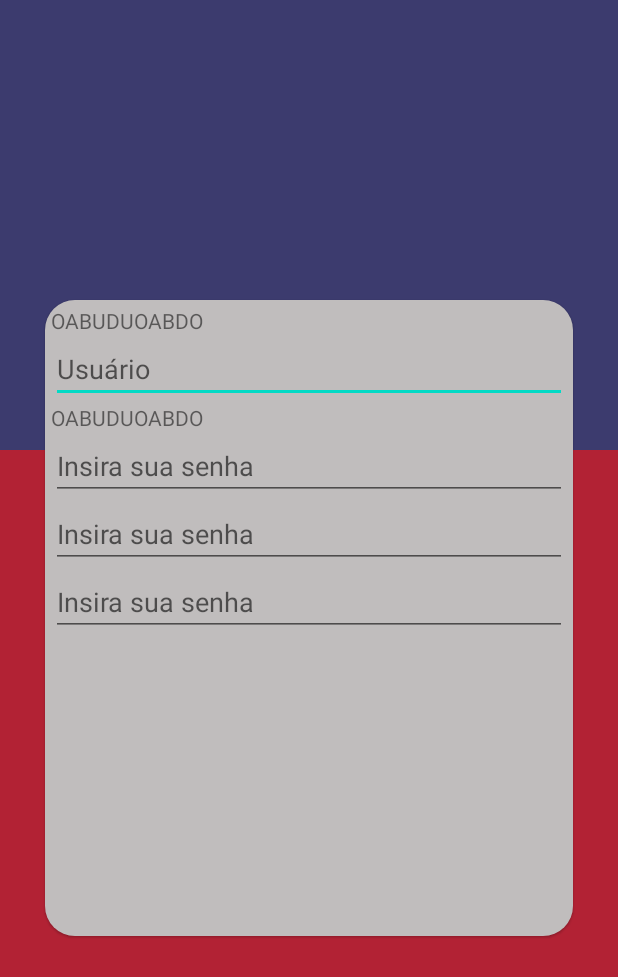
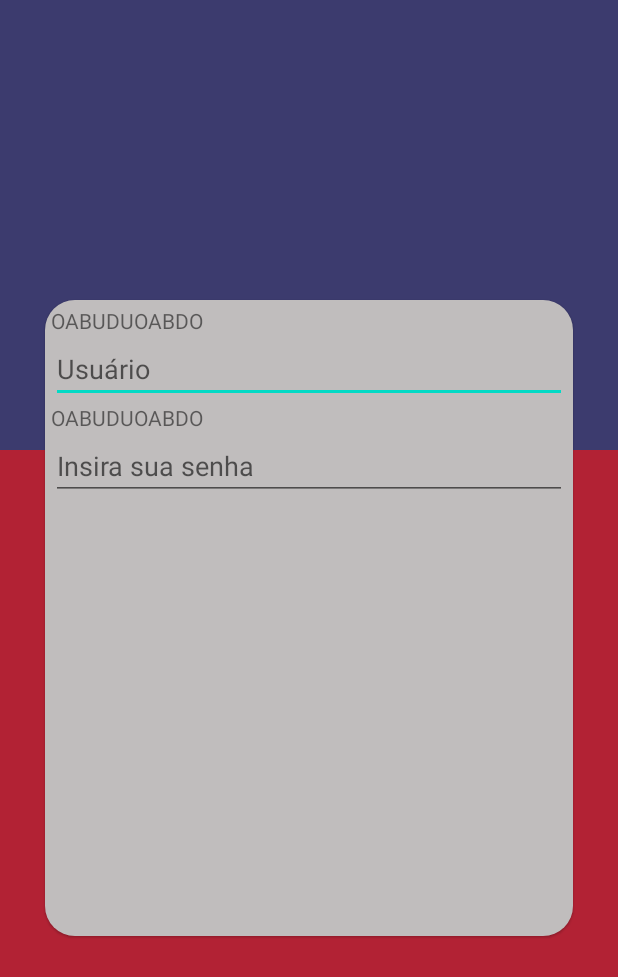
Before and after one commit to StenioSants/myenglish, an Android app: the screen it shows after launch (MainActivity), on a phone screen of 412 x 824 dp. Shown: the top 977 px of the screen. Run offline under Robolectric (Android 15) with nearby library versions, the phone set to English and light mode, and no system bars.

Commit message:
pull antes de começar a modificar e push quando terminar

```diff
--- a/app/src/main/res/layout/activity_main.xml
+++ b/app/src/main/res/layout/activity_main.xml
@@ -45,16 +45,6 @@
             android:layout_height="wrap_content"
             android:hint="@string/password"/>
 
-        <EditText
-            android:layout_width="match_parent"
-            android:layout_height="wrap_content"
-            android:hint="@string/password"/>
-
-        <EditText
-            android:layout_width="match_parent"
-            android:layout_height="wrap_content"
-            android:hint="@string/password"/>
-
 
     </LinearLayout>
 
```
